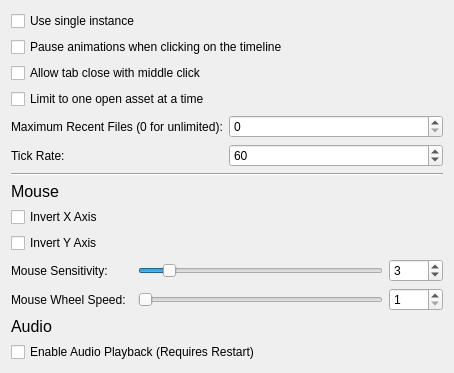
Qt form src/hlam/ui/options/OptionsPageGeneral.ui (SamVanheer/HalfLifeAssetManager) before a commit.
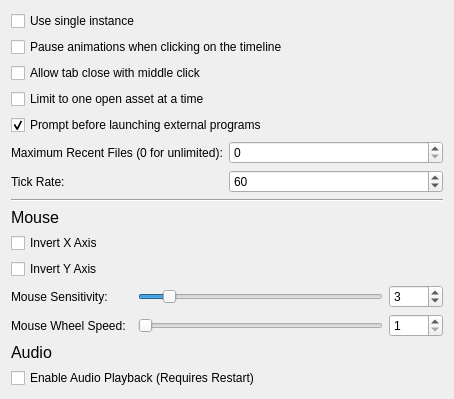
The same form after that commit.

Commit message: Fix Xash3D models crashing the program by forwarding users to Xash Model Viewer Resolves #224

```diff
--- a/src/hlam/ui/options/OptionsPageGeneral.ui
+++ b/src/hlam/ui/options/OptionsPageGeneral.ui
@@ -7,45 +7,29 @@
     <x>0</x>
     <y>0</y>
     <width>454</width>
-    <height>350</height>
+    <height>373</height>
    </rect>
   </property>
   <property name="windowTitle">
    <string>Form</string>
   </property>
   <layout class="QGridLayout" name="gridLayout">
+   <item row="3" column="0" colspan="2">
+    <widget class="QCheckBox" name="OneAssetAtATime">
+     <property name="text">
+      <string>Limit to one open asset at a time</string>
+     </property>
+    </widget>
+   </item>
    <item row="10" column="0" colspan="2">
-    <layout class="QGridLayout" name="gridLayout_3">
-     <property name="bottomMargin">
-      <number>0</number>
+    <widget class="QLabel" name="label_5">
+     <property name="font">
+      <font>
+       <pointsize>12</pointsize>
+      </font>
      </property>
-     <item row="0" column="0">
-      <widget class="QCheckBox" name="EnableAudioPlayback">
-       <property name="text">
-        <string>Enable Audio Playback (Requires Restart)</string>
-       </property>
-      </widget>
-     </item>
-    </layout>
-   </item>
-   <item row="4" column="1">
-    <widget class="QSpinBox" name="MaxRecentFiles">
-     <property name="maximum">
-      <number>100</number>
-     </property>
-    </widget>
-   </item>
-   <item row="1" column="0" colspan="2">
-    <widget class="QCheckBox" name="PauseAnimationsOnTimelineClick">
      <property name="text">
-      <string>Pause animations when clicking on the timeline</string>
-     </property>
-    </widget>
-   </item>
-   <item row="2" column="0" colspan="2">
-    <widget class="QCheckBox" name="AllowTabCloseWithMiddleClick">
-     <property name="text">
-      <string>Allow tab close with middle click</string>
+      <string>Audio</string>
      </property>
     </widget>
    </item>
@@ -56,80 +40,14 @@
      </property>
     </widget>
    </item>
-   <item row="4" column="0">
-    <widget class="QLabel" name="label_2">
-     <property name="sizePolicy">
-      <sizepolicy hsizetype="Fixed" vsizetype="Preferred">
-       <horstretch>0</horstretch>
-       <verstretch>0</verstretch>
-      </sizepolicy>
-     </property>
-     <property name="text">
-      <string>Maximum Recent Files (0 for unlimited):</string>
-     </property>
-    </widget>
-   </item>
-   <item row="7" column="0" colspan="2">
-    <widget class="QLabel" name="label">
-     <property name="font">
-      <font>
-       <pointsize>12</pointsize>
-      </font>
-     </property>
-     <property name="text">
-      <string>Mouse</string>
-     </property>
-     <property name="scaledContents">
-      <bool>false</bool>
-     </property>
-    </widget>
-   </item>
-   <item row="5" column="1">
-    <widget class="QSpinBox" name="TickRate">
-     <property name="minimum">
-      <number>1</number>
-     </property>
-     <property name="maximum">
-      <number>1000</number>
-     </property>
-     <property name="value">
-      <number>60</number>
-     </property>
-    </widget>
-   </item>
-   <item row="5" column="0">
+   <item row="6" column="0">
     <widget class="QLabel" name="label_3">
      <property name="text">
       <string>Tick Rate:</string>
      </property>
     </widget>
    </item>
-   <item row="9" column="0" colspan="2">
-    <widget class="QLabel" name="label_5">
-     <property name="font">
-      <font>
-       <pointsize>12</pointsize>
-      </font>
-     </property>
-     <property name="text">
-      <string>Audio</string>
-     </property>
-    </widget>
-   </item>
-   <item row="11" column="0" colspan="2">
-    <spacer name="verticalSpacer">
-     <property name="orientation">
-      <enum>Qt::Vertical</enum>
-     </property>
-     <property name="sizeHint" stdset="0">
-      <size>
-       <width>20</width>
-       <height>0</height>
-      </size>
-     </property>
-    </spacer>
-   </item>
-   <item row="6" column="0" colspan="2">
+   <item row="7" column="0" colspan="2">
     <widget class="Line" name="line">
      <property name="minimumSize">
       <size>
@@ -143,6 +61,21 @@
     </widget>
    </item>
    <item row="8" column="0" colspan="2">
+    <widget class="QLabel" name="label">
+     <property name="font">
+      <font>
+       <pointsize>12</pointsize>
+      </font>
+     </property>
+     <property name="text">
+      <string>Mouse</string>
+     </property>
+     <property name="scaledContents">
+      <bool>false</bool>
+     </property>
+    </widget>
+   </item>
+   <item row="9" column="0" colspan="2">
     <layout class="QGridLayout" name="gridLayout_2">
      <property name="bottomMargin">
       <number>0</number>
@@ -229,10 +162,87 @@
      </item>
     </layout>
    </item>
-   <item row="3" column="0" colspan="2">
-    <widget class="QCheckBox" name="OneAssetAtATime">
+   <item row="1" column="0" colspan="2">
+    <widget class="QCheckBox" name="PauseAnimationsOnTimelineClick">
      <property name="text">
-      <string>Limit to one open asset at a time</string>
+      <string>Pause animations when clicking on the timeline</string>
+     </property>
+    </widget>
+   </item>
+   <item row="12" column="0" colspan="2">
+    <spacer name="verticalSpacer">
+     <property name="orientation">
+      <enum>Qt::Vertical</enum>
+     </property>
+     <property name="sizeHint" stdset="0">
+      <size>
+       <width>20</width>
+       <height>0</height>
+      </size>
+     </property>
+    </spacer>
+   </item>
+   <item row="11" column="0" colspan="2">
+    <layout class="QGridLayout" name="gridLayout_3">
+     <property name="bottomMargin">
+      <number>0</number>
+     </property>
+     <item row="0" column="0">
+      <widget class="QCheckBox" name="EnableAudioPlayback">
+       <property name="text">
+        <string>Enable Audio Playback (Requires Restart)</string>
+       </property>
+      </widget>
+     </item>
+    </layout>
+   </item>
+   <item row="2" column="0" colspan="2">
+    <widget class="QCheckBox" name="AllowTabCloseWithMiddleClick">
+     <property name="text">
+      <string>Allow tab close with middle click</string>
+     </property>
+    </widget>
+   </item>
+   <item row="5" column="1">
+    <widget class="QSpinBox" name="MaxRecentFiles">
+     <property name="maximum">
+      <number>100</number>
+     </property>
+    </widget>
+   </item>
+   <item row="6" column="1">
+    <widget class="QSpinBox" name="TickRate">
+     <property name="minimum">
+      <number>1</number>
+     </property>
+     <property name="maximum">
+      <number>1000</number>
+     </property>
+     <property name="value">
+      <number>60</number>
+     </property>
+    </widget>
+   </item>
+   <item row="5" column="0">
+    <widget class="QLabel" name="label_2">
+     <property name="sizePolicy">
+      <sizepolicy hsizetype="Fixed" vsizetype="Preferred">
+       <horstretch>0</horstretch>
+       <verstretch>0</verstretch>
+      </sizepolicy>
+     </property>
+     <property name="text">
+      <string>Maximum Recent Files (0 for unlimited):</string>
+     </property>
+    </widget>
+   </item>
+   <item row="4" column="0" colspan="2">
+    <widget class="QCheckBox" name="PromptExternalProgramLaunch">
+     <property name="text">
+      <string>Prompt before launching external programs</string>
+     </property>
+     <property name="checked">
+      <bool>true</bool>
      </property>
     </widget>
    </item>
```
The commit also changes 17 other files.
